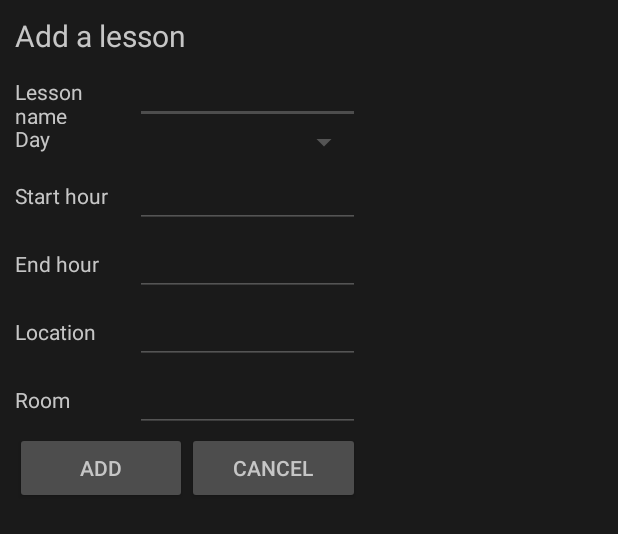
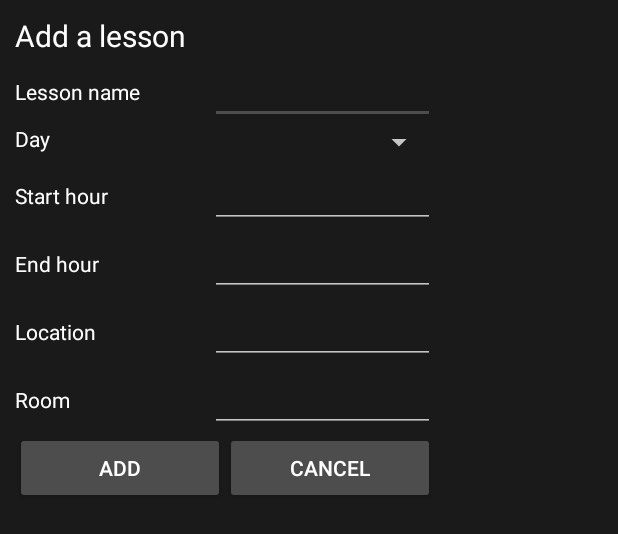
Before and after one commit to lucblender/Next-Lesson-Widget, an Android app: the layout addlessondialog.xml on its own in the app's theme, with its tools: preview values and no code run, on a phone screen of 412 x 824 dp. Shown: the top 534 px of the screen. Run offline under Robolectric (Android 15) with nearby library versions, the phone set to English and light mode, and no system bars.

Commit message:
V alpha 1.2 Major change:     - No more long click and simple click --> now a context menu popup     - Added duplicate option     - Possibility to share your planning     - Click on widget will open app AND restart it if killed Minor change:     - Corrected Bug when opening app for first time, accessing file without permission     - Hours of end will be automatically preset to hour start + 1

```diff
--- a/app/build.gradle
+++ b/app/build.gradle
@@ -21,7 +21,7 @@ android {
         applicationId "com.lucblender.lucasbonvin.widgettest"
         minSdkVersion 21
         targetSdkVersion 27
-        versionCode 1
+        versionCode 2
         versionName "alpha 1.2"
         testInstrumentationRunner "android.support.test.runner.AndroidJUnitRunner"
     }
--- a/app/src/main/java/com/lucblender/lucasbonvin/widgettest/UserInterface/EditorFragment.java
+++ b/app/src/main/java/com/lucblender/lucasbonvin/widgettest/UserInterface/EditorFragment.java
@@ -1,5 +1,6 @@
 package com.lucblender.lucasbonvin.widgettest.UserInterface;
 
+import android.app.Activity;
 import android.content.Intent;
 import android.os.Bundle;
 import android.support.design.widget.FloatingActionButton;
@@ -21,6 +22,8 @@ import java.util.Observable;
 import java.util.Observer;
 
 public class EditorFragment extends Fragment implements View.OnClickListener, Observer{
+
+    private Activity activity;
 
     private static final String TAG = EditorFragment.class.getName();
 
@@ -82,6 +85,6 @@ public class EditorFragment extends Fragment implements View.OnClickListener, Ob
     public void update(Observable o, Object arg) {
         createLessonLineFromCSV();
         lessonAdapter.notifyDataSetChanged();
-        getActivity().startService(new Intent(getActivity(), UpdateService.class));
+        getContext().startService(new Intent(getContext(), UpdateService.class));
     }
 }
--- a/app/src/main/res/layout/addlessondialog.xml
+++ b/app/src/main/res/layout/addlessondialog.xml
@@ -1,6 +1,6 @@
 <LinearLayout xmlns:android="http://schemas.android.com/apk/res/android"
     android:layout_height="wrap_content"
-    android:layout_width="250dp"
+    android:layout_width="300dp"
     android:orientation="vertical"
     android:weightSum="7"
     android:paddingTop="10dp"
@@ -64,7 +64,8 @@
             android:id="@+id/editTextStartHour"
             android:layout_width="150dp"
             android:layout_height="wrap_content"
-            android:focusable="false"/>
+            android:focusable="false"
+            android:singleLine="true"/>
     </LinearLayout>
 
     <LinearLayout xmlns:android="http://schemas.android.com/apk/res/android"
@@ -82,7 +83,8 @@
             android:id="@+id/editTextEndHour"
             android:layout_width="150dp"
             android:layout_height="wrap_content"
-            android:focusable="false"/>
+            android:focusable="false"
+            android:singleLine="true"/>
     </LinearLayout>
 
     <LinearLayout xmlns:android="http://schemas.android.com/apk/res/android"
@@ -99,7 +101,8 @@
         <EditText
             android:id="@+id/editTextCity"
             android:layout_width="150dp"
-            android:layout_height="wrap_content" />
+            android:layout_height="wrap_content"
+            android:singleLine="true"/>
     </LinearLayout>
 
     <LinearLayout xmlns:android="http://schemas.android.com/apk/res/android"
@@ -116,7 +119,8 @@
         <EditText
             android:id="@+id/editTextRoom"
             android:layout_width="150dp"
-            android:layout_height="wrap_content"/>
+            android:layout_height="wrap_content"
+            android:singleLine="true"/>
     </LinearLayout>
     <LinearLayout xmlns:android="http://schemas.android.com/apk/res/android"
         android:layout_height="wrap_content"
--- a/app/src/main/res/menu/context_menu_lesson.xml
+++ b/app/src/main/res/menu/context_menu_lesson.xml
@@ -3,11 +3,11 @@
     xmlns:android="http://schemas.android.com/apk/res/android">
     <item
         android:id="@+id/contextDelete"
-        android:title="Delete"/>
+        android:title="@string/delete"/>
     <item
         android:id="@+id/contextDuplicate"
-        android:title="Duplicate"/>
+        android:title="@string/duplicate"/>
     <item
         android:id="@+id/contextModify"
-        android:title="Modify"/>
+        android:title="@string/modify"/>
 </menu>
--- a/app/src/main/res/values/colors.xml
+++ b/app/src/main/res/values/colors.xml
@@ -3,6 +3,7 @@
     <color name="colorPrimary">#1a1a1a</color>
     <color name="colorPrimaryDark">#2e2e2e</color>
     <color name="colorAccent">#4d4d4d</color>
+    <color name="colorTextMain">#ffffff</color>
     <color name="colorTextPrimary">#c6c6c6</color>
     <color name="colorTextSecondary">#c6c6c6</color>
 </resources>
--- a/app/src/main/res/values/styles.xml
+++ b/app/src/main/res/values/styles.xml
@@ -8,19 +8,21 @@
 
         <item name="android:background">@color/colorPrimary</item>
         <item name="android:popupBackground">@color/colorPrimaryDark</item>
-        <item name="android:textColor">#c6c6c6</item>
-        <item name="android:textColorPrimary">#939393</item>
-        <item name="android:textColorSecondary">#545454</item>
-        <item name="preferenceTheme">@style/Base.ThemeOverlay.AppCompat.Dark.ActionBar</item>
+        <item name="android:textColor">@color/colorTextMain</item>
+        <item name="android:textColorPrimary">@color/colorTextPrimary</item>
+        <item name="android:textColorSecondary">@color/colorTextSecondary</item>
+        <item name="preferenceTheme">@style/Preference.Widget.App</item>
         <item name="actionBarStyle">@style/Widget.AppTheme.ActionBar</item>
         <item name="actionBarTheme">@style/ThemeOverlay.AppTheme.ActionBar</item>
         <item name="actionBarPopupTheme">@style/ThemeOverlay.AppTheme.PopupMenu</item>
         <item name="textColorAlertDialogListItem">#939393</item>
 
+
     </style>
 
 
-
+    <style name="Preference.Widget.App" parent="Base.ThemeOverlay.AppCompat.Dark.ActionBar">
+    </style>
 
     <style name="Widget.AppTheme.ActionBar" parent="Widget.AppCompat.ActionBar.Solid">
         <!-- action bar background - without android prefix -->
--- a/app/src/main/res/xml/preferences.xml
+++ b/app/src/main/res/xml/preferences.xml
@@ -1,6 +1,5 @@
 <?xml version="1.0" encoding="utf-8"?>
 <PreferenceScreen xmlns:android="http://schemas.android.com/apk/res/android">
-
     <Preference
         android:title="@string/choose_csv"
         android:summary="%s"
@@ -8,12 +7,12 @@
         />
     <Preference
         android:title="@string/open_file"
-        android:summary="Open the csv planning file with dedicated app"
+        android:summary="@string/open_csv"
         android:key="fileOpen"
         />
     <Preference
     android:title="@string/send_file"
-    android:summary="Send your planning file to someone else"
+    android:summary="@string/send_planning"
     android:key="sendFile"
     />
     <ListPreference
```
Also changed, not shown: app/src/main/java/com/lucblender/lucasbonvin/widgettest/UserInterface/AppPreferenceFragment.java (+2 -5 lines), app/src/main/java/com/lucblender/lucasbonvin/widgettest/UserInterface/HelpDialog.java (added, +23 -0 lines), app/src/main/java/com/lucblender/lucasbonvin/widgettest/UserInterface/WidgetLesson.java (+10 -3 lines), app/src/main/res/layout/helpdialog.xml (added, +78 -0 lines), app/src/main/res/layout/widget.xml (+16 -8 lines), app/src/main/res/values/strings.xml (+16 -18 lines), 2 other files.
